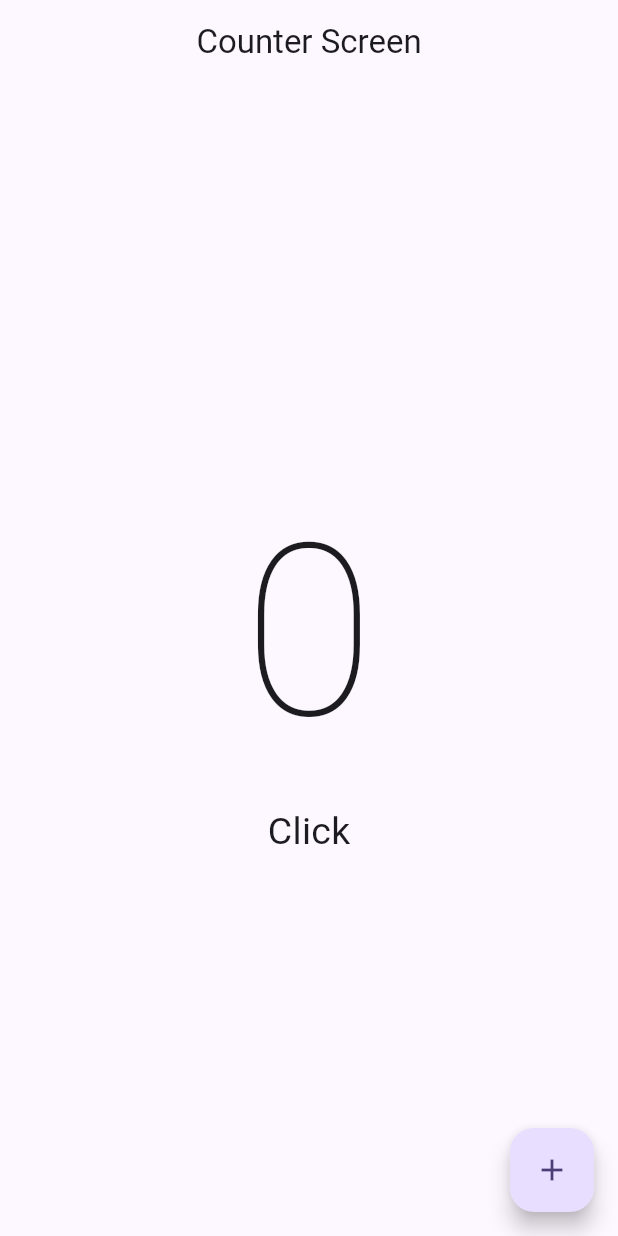
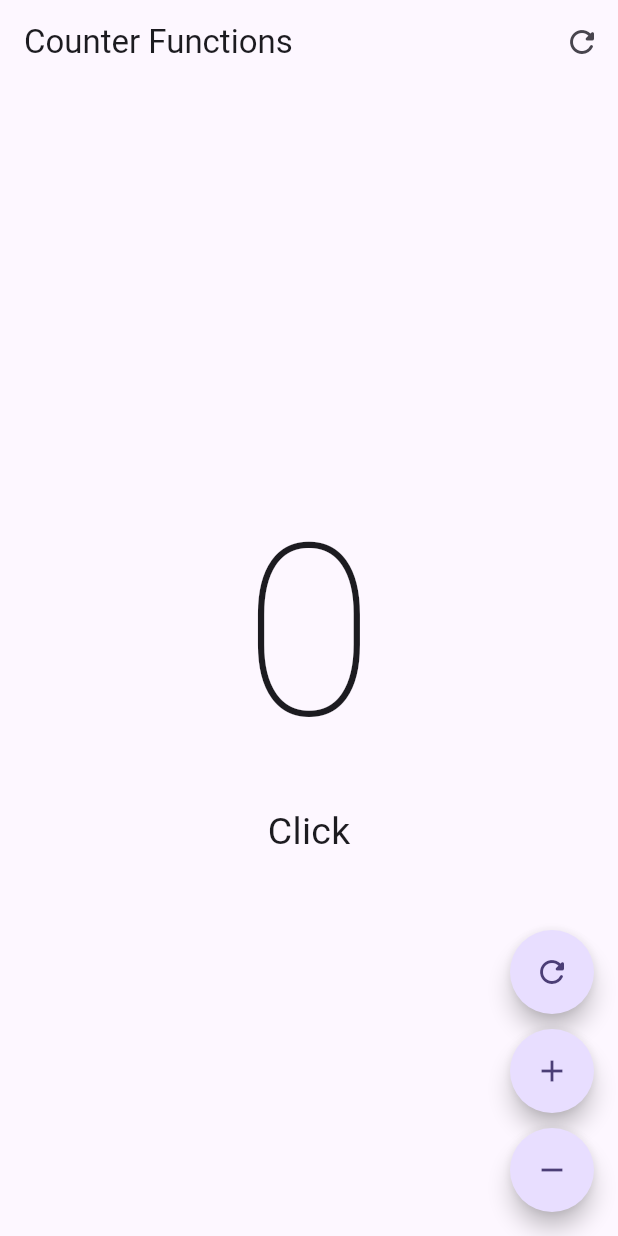
Before and after one commit to devferx/fl-counter-app, a Flutter app: the screen it shows after launch, on a phone screen of 412 x 824 dp. Run offline on Flutter 3.47's test engine with Material 2 defaults, Android fonts, the phone set to English and light mode, and no system bars.

Commit message:
Add appbar and actions

```diff
--- a/lib/main.dart
+++ b/lib/main.dart
@@ -1,5 +1,5 @@
 import 'package:flutter/material.dart';
-import 'package:hello_world_app/presentation/screens/counter/counter_screen.dart';
+import 'package:hello_world_app/presentation/screens/counter/counter_functions_screen.dart';
 
 void main() => runApp(const MyApp());
 
@@ -15,7 +15,7 @@ class MyApp extends StatelessWidget {
         useMaterial3: true,
         colorSchemeSeed: Colors.deepPurpleAccent,
       ),
-      home: const CounterScreen(),
+      home: const CounterFunctionsScreen(),
     );
   }
 }
--- /dev/null
+++ b/lib/presentation/screens/counter/counter_functions_screen.dart
@@ -0,0 +1,83 @@
+import 'package:flutter/material.dart';
+
+class CounterFunctionsScreen extends StatefulWidget {
+  const CounterFunctionsScreen({super.key});
+
+  @override
+  State<CounterFunctionsScreen> createState() => _CounterFunctionsScreenState();
+}
+
+class _CounterFunctionsScreenState extends State<CounterFunctionsScreen> {
+  int clickCounter = 0;
+
+  @override
+  Widget build(BuildContext context) {
+    return Scaffold(
+      appBar: AppBar(
+        title: const Text('Counter Functions'),
+        actions: [
+          IconButton(
+            icon: const Icon(Icons.refresh_rounded),
+            onPressed: () {
+              setState(() {
+                clickCounter = 0;
+              });
+            },
+          )
+        ],
+      ),
+      body: Center(
+        child: Column(
+          mainAxisAlignment: MainAxisAlignment.center,
+          children: [
+            Text(
+              '$clickCounter',
+              style: const TextStyle(
+                fontSize: 160,
+                fontWeight: FontWeight.w100,
+              ),
+            ),
+            Text(
+              'Click${clickCounter > 1 ? 's' : ''}',
+              style: const TextStyle(fontSize: 25),
+            ),
+          ],
+        ),
+      ),
+      floatingActionButton: Column(
+        mainAxisAlignment: MainAxisAlignment.end,
+        children: [
+          FloatingActionButton(
+            shape: const StadiumBorder(),
+            onPressed: () {
+              setState(() {
+                clickCounter = 0;
+              });
+            },
+            child: const Icon(Icons.refresh_rounded),
+          ),
+          const SizedBox(height: 10),
+          FloatingActionButton(
+            shape: const StadiumBorder(),
+            onPressed: () {
+              setState(() {
+                clickCounter += 1;
+              });
+            },
+            child: const Icon(Icons.add),
+          ),
+          const SizedBox(height: 10),
+          FloatingActionButton(
+            shape: const StadiumBorder(),
+            onPressed: () {
+              setState(() {
+                clickCounter -= 1;
+              });
+            },
+            child: const Icon(Icons.remove),
+          ),
+        ],
+      ),
+    );
+  }
+}
```
